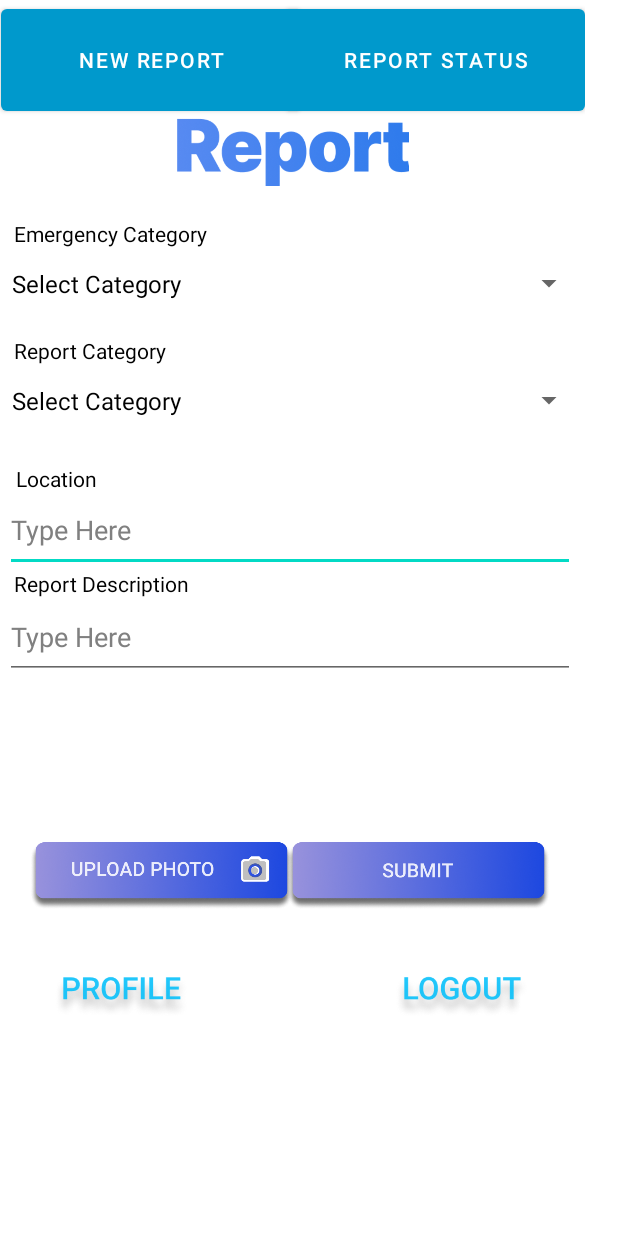
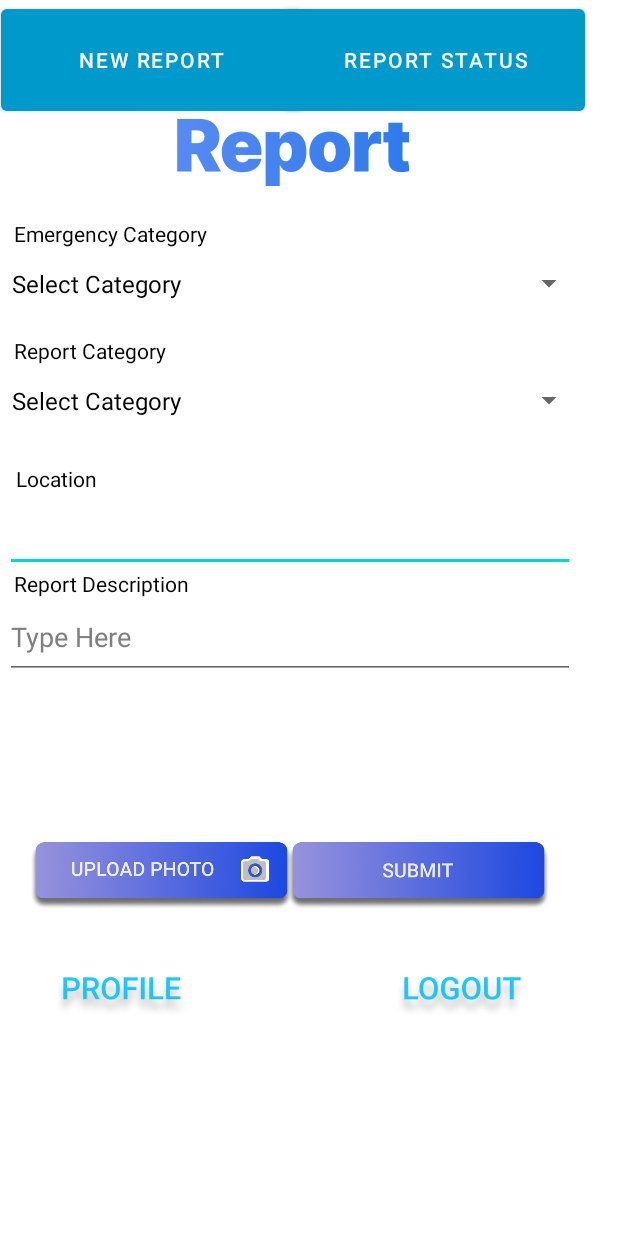
Before and after one commit to davidG2060S/Hackathon-Prototype, an Android app: the screen it shows after launch once a user with an empty profile is signed in (MainMenu1), on a phone screen of 412 x 824 dp. Run offline under Robolectric (Android 15) with nearby library versions, the phone set to English and light mode, and no system bars; our stand-ins replace Firebase (no records; nobody signed in at launch, a user with empty details on screens opened directly).

Commit message:
Changes
Hints

```diff
--- a/app/src/main/res/layout/activity_main_menu1.xml
+++ b/app/src/main/res/layout/activity_main_menu1.xml
@@ -47,7 +47,7 @@
             android:layout_width="380dp"
             android:layout_height="55dp"
             android:ems="10"
-            android:hint="Type Here"
+            android:hint=""
             android:inputType="textPersonName"
             android:textColor="@color/black"
             android:textColorHint="#808080"
```
